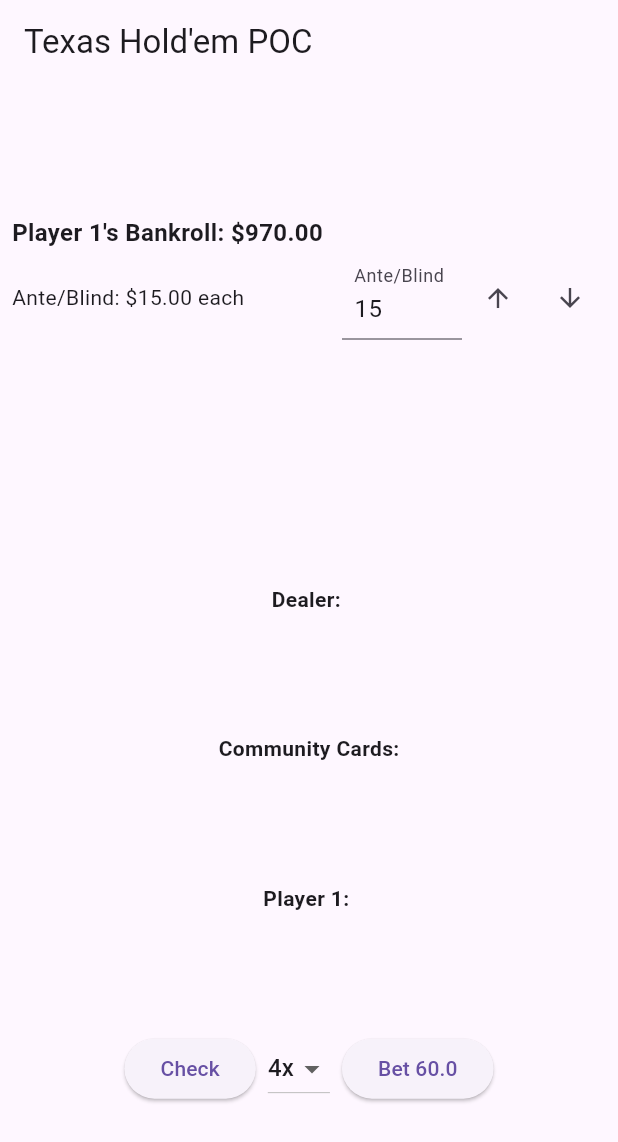
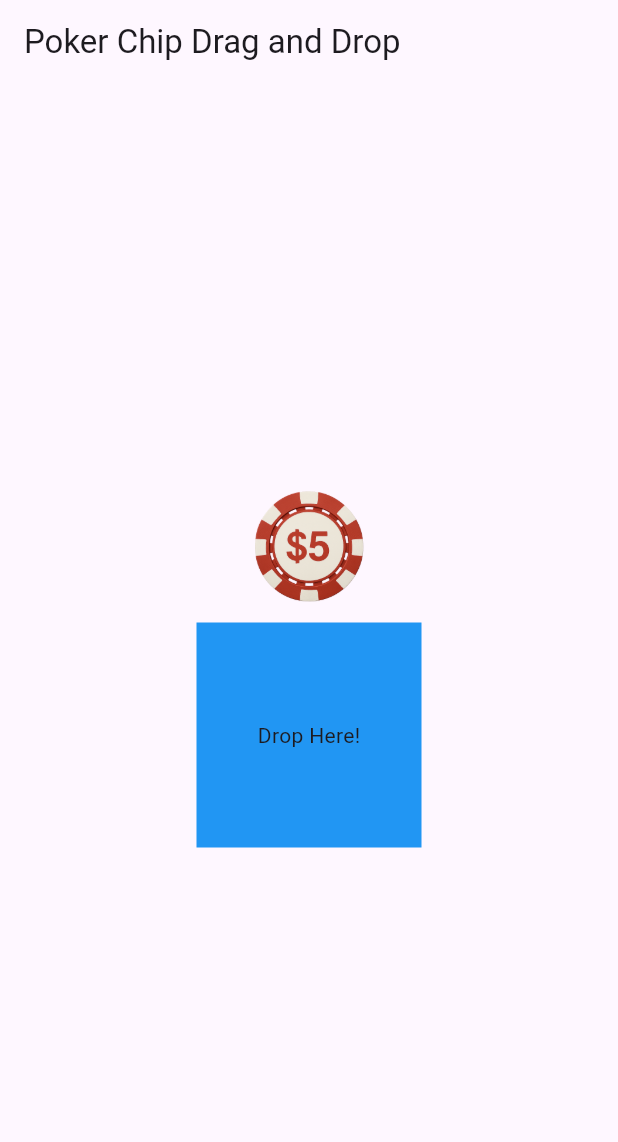
Before and after one commit to JamesKPreston/uth, a Flutter app: the screen it shows after launch, on a phone screen of 412 x 824 dp. Shown: the top 1142 px of the screen. Run offline on Flutter 3.47's test engine with Material 3 defaults, Android fonts, the phone set to English and light mode, and no system bars; missing offline and left inert: playing_cards, poker_solver; statements that could not run were skipped.

Commit message:
commented out the cards temporarily , added chip image and made it draggable. I can drop it but currently if it detects it in the drop area it will place it there even if the user drags out prior to letting go

```diff
--- a/lib/widgets/texas_holdem.dart
+++ b/lib/widgets/texas_holdem.dart
@@ -2,6 +2,7 @@ import 'package:flutter/material.dart';
 import 'package:playing_cards/playing_cards.dart' as playing_cards;
 import 'package:ultimate_texas_holdem_poc/bets/ante.dart';
 import 'package:ultimate_texas_holdem_poc/bets/blind.dart';
+import 'package:ultimate_texas_holdem_poc/bets/trips.dart';
 import 'package:ultimate_texas_holdem_poc/interfaces/deck_interface.dart' as uth_deck;
 import 'package:ultimate_texas_holdem_poc/interfaces/playing_card_interface.dart';
 import 'package:ultimate_texas_holdem_poc/wrapper/playing_card_wrapper.dart';
@@ -41,6 +42,7 @@ class UltimateTexasHoldemState extends State<UltimateTexasHoldem> {
   double anteAmount = 15;
   double currentBet = 0;
   double totalAnteBlind = 0; // Track total ante + blind amount
+  double trips = 5;
 
   @override
   void initState() {
@@ -55,7 +57,7 @@ class UltimateTexasHoldemState extends State<UltimateTexasHoldem> {
     // Subtract ante and blind before dealing
     if (player1.bankroll >= (anteAmount * 2)) {
       setState(() {
-        player1.bankroll -= (anteAmount * 2); // Subtract both ante and blind
+        player1.bankroll -= (anteAmount * 2) + trips; // Subtract both ante and blind
         totalAnteBlind = anteAmount * 2;
         currentBet = 0;
       });
@@ -101,9 +103,9 @@ class UltimateTexasHoldemState extends State<UltimateTexasHoldem> {
     tempPlayer
         .add(PlayingCardWrapper(playing_cards.PlayingCard(playing_cards.Suit.hearts, playing_cards.CardValue.ace)));
     tempPlayer
-        .add(PlayingCardWrapper(playing_cards.PlayingCard(playing_cards.Suit.hearts, playing_cards.CardValue.king)));
+        .add(PlayingCardWrapper(playing_cards.PlayingCard(playing_cards.Suit.diamonds, playing_cards.CardValue.ace)));
     tempPlayer
-        .add(PlayingCardWrapper(playing_cards.PlayingCard(playing_cards.Suit.hearts, playing_cards.CardValue.queen)));
+        .add(PlayingCardWrapper(playing_cards.PlayingCard(playing_cards.Suit.spades, playing_cards.CardValue.ace)));
     tempPlayer
         .add(PlayingCardWrapper(playing_cards.PlayingCard(playing_cards.Suit.hearts, playing_cards.CardValue.jack)));
     tempPlayer
@@ -132,7 +134,7 @@ class UltimateTexasHoldemState extends State<UltimateTexasHoldem> {
       if (winners.length == 2) {
         result = 'Tie: ${h1.name}';
         // Return ante, blind, and bet amount on tie
-        player1.bankroll += totalAnteBlind + currentBet;
+        player1.bankroll += totalAnteBlind + currentBet - 5;
       } else {
         final winnerCards = winners[0].pokerCards;
         final player1Cards = h1.pokerCards;
@@ -145,7 +147,8 @@ class UltimateTexasHoldemState extends State<UltimateTexasHoldem> {
           // h2 = deck.evaluate(tempDealer);
           var ante = Ante().payout(h2, totalAnteBlind / 2);
           var blind = Blind().payout(h1, totalAnteBlind / 2);
-          var winnings = ante + blind + (currentBet * 2);
+          var tripsBet = Trips().payout(h1, trips);
+          var winnings = ante + blind + (currentBet * 2) + tripsBet;
           result = 'Player 1 wins $winnings with ${h1.description}';
           // Return ante, blind, and 2x bet amount on win
           player1.bankroll += totalAnteBlind + (currentBet * 2);
@@ -194,6 +197,7 @@ class UltimateTexasHoldemState extends State<UltimateTexasHoldem> {
       checkRound = 0;
       gameEnded = false;
       currentBet = 0;
+      trips = 5;
 
       // Clear and re deal cards
       community.clear();
@@ -225,199 +229,288 @@ class UltimateTexasHoldemState extends State<UltimateTexasHoldem> {
     }
   }
 
+  bool chipDropped = false; // Track whether the chip is dropped
+  Offset chipPosition = Offset(0, 0); // Track the position of the chip in the target
+  bool isInsideTarget = false; // Track if the chip is inside the drag target area
+
   @override
   Widget build(BuildContext context) {
     return Scaffold(
       appBar: AppBar(
-        title: const Text('Texas Hold\'em POC'),
+        title: const Text('Poker Chip Drag and Drop'),
       ),
-      body: Padding(
-        padding: const EdgeInsets.all(8),
+      body: Center(
         child: Column(
-          mainAxisAlignment: MainAxisAlignment.spaceEvenly,
+          mainAxisAlignment: MainAxisAlignment.center,
           children: [
-            // Top section - Player info and controls
-            Column(
-              crossAxisAlignment: CrossAxisAlignment.start,
-              children: [
-                // Bankroll info
-                Text(
-                  '${player1.name}\'s Bankroll: \$${player1.bankroll.toStringAsFixed(2)}',
-                  style: const TextStyle(fontSize: 16, fontWeight: FontWeight.bold),
+            // Draggable Poker Chip
+            if (!chipDropped)
+              Draggable(
+                data: 'poker_chip',
+                feedback: Material(
+                  color: Colors.transparent,
+                  child: Image.asset('assets/red_chip.png', width: 100),
                 ),
-                const SizedBox(height: 4),
-                // Ante controls
-                Row(
-                  mainAxisAlignment: MainAxisAlignment.spaceBetween,
+                childWhenDragging: Container(),
+                onDraggableCanceled: (velocity, offset) {
+                  // Handle cancellation of dragging (e.g., chip dragged outside)
+                  setState(() {
+                    // If chip is inside the target area when released, mark as dropped
+                    if (isInsideTarget) {
+                      chipDropped = true;
+                      chipPosition = offset; // Place the chip where it was released
+                    } else {
+                      chipDropped = false;
+                    }
+                  });
+                },
+                child: Image.asset('assets/red_chip.png', width: 100),
+              ),
+            // Drop Target
+            DragTarget<String>(
+              onWillAcceptWithDetails: (details) {
+                // Check if chip is inside the drag target area
+                RenderBox targetBox = context.findRenderObject() as RenderBox;
+                final targetPosition = targetBox.localToGlobal(Offset.zero);
+                final targetSize = targetBox.size;
+                final chipOffset = details.offset;
+
+                // Determine if the chip is inside the target bounds
+                isInsideTarget = targetPosition.dx <= chipOffset.dx &&
+                    chipOffset.dx <= targetPosition.dx + targetSize.width &&
+                    targetPosition.dy <= chipOffset.dy &&
+                    chipOffset.dy <= targetPosition.dy + targetSize.height;
+                return isInsideTarget; // Accept the drop if inside target area
+              },
+              onAcceptWithDetails: (details) {
+                setState(() {
+                  chipDropped = true;
+                  chipPosition = Offset(0, 0); // Center the chip in the target
+                });
+              },
+              builder: (context, candidateData, rejectedData) {
+                return Stack(
+                  alignment: Alignment.center,
                   children: [
-                    Text(
-                      'Ante/Blind: \$${anteAmount.toStringAsFixed(2)} each',
-                      style: const TextStyle(fontSize: 14),
+                    Container(
+                      width: 150,
+                      height: 150,
+                      color: Colors.blue,
+                      child: Center(
+                        child: chipDropped
+                            ? Image.asset('assets/red_chip.png', width: 100)
+                            : (candidateData.isEmpty ? const Text('Drop Here!') : const Text('Dropped!')),
+                      ),
                     ),
-                    Row(
-                      children: [
-                        SizedBox(
-                          width: 80,
-                          child: TextField(
-                            controller: anteController,
-                            keyboardType: TextInputType.number,
-                            decoration: const InputDecoration(
-                              labelText: 'Ante/Blind',
-                              isDense: true,
-                              contentPadding: EdgeInsets.symmetric(horizontal: 8, vertical: 8),
-                            ),
-                            onChanged: _updateAnteAmount,
-                          ),
-                        ),
-                        IconButton(
-                          icon: const Icon(Icons.arrow_upward, size: 20),
-                          onPressed: () {
-                            final newAmount = anteAmount + 1;
-                            anteController.text = newAmount.toString();
-                            _updateAnteAmount(newAmount.toString());
-                          },
-                        ),
-                        IconButton(
-                          icon: const Icon(Icons.arrow_downward, size: 20),
-                          onPressed: () {
-                            if (anteAmount > 0) {
-                              final newAmount = anteAmount - 1;
-                              anteController.text = newAmount.toString();
-                              _updateAnteAmount(newAmount.toString());
-                            }
-                          },
-                        ),
-                      ],
-                    ),
+                    // if (chipDropped)
+                    //   Positioned(
+                    //     left: chipPosition.dx,
+                    //     top: chipPosition.dy,
+                    //     child: Image.asset('assets/red_chip.png', width: 100),
+                    //   ),
                   ],
-                ),
-              ],
+                );
+              },
             ),
-            const SizedBox(height: 4),
-
-            // Dealer cards
-            Column(
-              children: [
-                Text(
-                  'Dealer: $dealerHand',
-                  style: const TextStyle(fontWeight: FontWeight.bold),
-                ),
-                Row(
-                  mainAxisAlignment: MainAxisAlignment.center,
-                  children: dealer
-                      .map((c) => SizedBox(
-                            width: 70,
-                            height: 70 * (89.0 / 64.0),
-                            child: playing_cards.PlayingCardView(card: c.toPlayingCard(), showBack: showBacks),
-                          ))
-                      .toList(),
-                ),
-              ],
-            ),
-
-            // Community cards
-            Column(
-              children: [
-                const Text('Community Cards:', style: TextStyle(fontWeight: FontWeight.bold)),
-                Wrap(
-                  alignment: WrapAlignment.center,
-                  spacing: 4,
-                  runSpacing: 4,
-                  children: community.asMap().entries.map((entry) {
-                    final index = entry.key;
-                    final card = entry.value;
-                    if (gameEnded) {
-                      return SizedBox(
-                        width: 70,
-                        height: 70 * (89.0 / 64.0),
-                        child: playing_cards.PlayingCardView(
-                          card: card.toPlayingCard(),
-                          showBack: false,
-                        ),
-                      );
-                    } else {
-                      return SizedBox(
-                        width: 70,
-                        height: 70 * (89.0 / 64.0),
-                        child: playing_cards.PlayingCardView(
-                          card: card.toPlayingCard(),
-                          showBack: index < 3 ? checkRound < 1 : checkRound < 2,
-                        ),
-                      );
-                    }
-                  }).toList(),
-                ),
-              ],
-            ),
-
-            // Player cards
-            Column(
-              children: [
-                Text(
-                  'Player 1: $player1Hand',
-                  style: const TextStyle(fontWeight: FontWeight.bold),
-                ),
-                Row(
-                  mainAxisAlignment: MainAxisAlignment.center,
-                  children: player1Cards
-                      .map((c) => SizedBox(
-                            width: 70,
-                            height: 70 * (89.0 / 64.0),
-                            child: playing_cards.PlayingCardView(card: c.toPlayingCard(), showBack: false),
-                          ))
-                      .toList(),
-                ),
-              ],
-            ),
-
-            // Game controls
-            Row(
-              mainAxisAlignment: MainAxisAlignment.center,
-              children: [
-                if (gameEnded)
-                  ElevatedButton(
-                    onPressed: _resetGame,
-                    child: const Text('Deal Again'),
-                  )
-                else ...[
-                  ElevatedButton(
-                    onPressed: checkRound < 3 ? _handleCheck : null,
-                    child: Text(checkRound < 2 ? 'Check' : 'Fold'),
-                  ),
-                  const SizedBox(width: 8),
-                  DropdownButton<String>(
-                    value: selectedBetMultiplier ?? availableMultipliers.first,
-                    items: availableMultipliers
-                        .map((multiplier) => DropdownMenuItem(
-                              value: multiplier,
-                              child: Text(multiplier),
-                            ))
-                        .toList(),
-                    onChanged: (value) {
-                      setState(() {
-                        selectedBetMultiplier = value;
-                      });
-                    },
-                  ),
-                  const SizedBox(width: 8),
-                  ElevatedButton(
-                    onPressed: _handleBet,
-                    child: Text('Bet ${anteAmount * double.parse(selectedBetMultiplier?.replaceAll('x', '') ?? '1')}'),
-                  ),
-                ],
-              ],
-            ),
-
-            // Result
-            if (result.isNotEmpty)
-              Text(
-                result,
-                style: const TextStyle(fontSize: 14, fontWeight: FontWeight.bold),
-                textAlign: TextAlign.center,
-              ),
           ],
         ),
       ),
     );
   }
+  // @override
+  // Widget build(BuildContext context) {
+  //   return Scaffold(
+  //     appBar: AppBar(
+  //       title: const Text('Texas Hold\'em POC'),
+  //     ),
+  //     body: Padding(
+  //       padding: const EdgeInsets.all(8),
+  //       child: Column(
+  //         mainAxisAlignment: MainAxisAlignment.spaceEvenly,
+  //         children: [
+  //           // Top section - Player info and controls
+  //           Column(
+  //             crossAxisAlignment: CrossAxisAlignment.start,
+  //             children: [
+  //               // Bankroll info
+  //               Text(
+  //                 '${player1.name}\'s Bankroll: \$${player1.bankroll.toStringAsFixed(2)}',
+  //                 style: const TextStyle(fontSize: 16, fontWeight: FontWeight.bold),
+  //               ),
+  //               const SizedBox(height: 4),
+  //               // Ante controls
+  //               Row(
+  //                 mainAxisAlignment: MainAxisAlignment.spaceBetween,
+  //                 children: [
+  //                   Text(
+  //                     'Ante/Blind: \$${anteAmount.toStringAsFixed(2)} each',
+  //                     style: const TextStyle(fontSize: 14),
+  //                   ),
+  //                   Row(
+  //                     children: [
+  //                       SizedBox(
+  //                         width: 80,
+  //                         child: TextField(
+  //                           controller: anteController,
+  //                           keyboardType: TextInputType.number,
+  //                           decoration: const InputDecoration(
+  //                             labelText: 'Ante/Blind',
+  //                             isDense: true,
+  //                             contentPadding: EdgeInsets.symmetric(horizontal: 8, vertical: 8),
+  //                           ),
+  //                           onChanged: _updateAnteAmount,
+  //                         ),
+  //                       ),
+  //                       IconButton(
+  //                         icon: const Icon(Icons.arrow_upward, size: 20),
+  //                         onPressed: () {
+  //                           final newAmount = anteAmount + 1;
+  //                           anteController.text = newAmount.toString();
+  //                           _updateAnteAmount(newAmount.toString());
+  //                         },
+  //                       ),
+  //                       IconButton(
+  //                         icon: const Icon(Icons.arrow_downward, size: 20),
+  //                         onPressed: () {
+  //                           if (anteAmount > 0) {
+  //                             final newAmount = anteAmount - 1;
+  //                             anteController.text = newAmount.toString();
+  //                             _updateAnteAmount(newAmount.toString());
+  //                           }
+  //                         },
+  //                       ),
+  //                     ],
+  //                   ),
+  //                   Image.asset('assets/red_chip.png', width: 50, height: 50),
+  //                 ],
+  //               ),
+  //             ],
+  //           ),
+  //           const SizedBox(height: 4),
+
+  //           // Dealer cards
+  //           Column(
+  //             children: [
+  //               Text(
+  //                 'Dealer: $dealerHand',
+  //                 style: const TextStyle(fontWeight: FontWeight.bold),
+  //               ),
+  //               Row(
+  //                 mainAxisAlignment: MainAxisAlignment.center,
+  //                 children: dealer
+  //                     .map((c) => SizedBox(
+  //                           width: 70,
+  //                           height: 70 * (89.0 / 64.0),
+  //                           child: playing_cards.PlayingCardView(card: c.toPlayingCard(), showBack: showBacks),
+  //                         ))
+  //                     .toList(),
+  //               ),
+  //             ],
+  //           ),
+
+  //           // Community cards
+  //           Column(
+  //             children: [
+  //               const Text('Community Cards:', style: TextStyle(fontWeight: FontWeight.bold)),
+  //               Wrap(
+  //                 alignment: WrapAlignment.center,
+  //                 spacing: 4,
+  //                 runSpacing: 4,
+  //                 children: community.asMap().entries.map((entry) {
+  //                   final index = entry.key;
+  //                   final card = entry.value;
+  //                   if (gameEnded) {
+  //                     return SizedBox(
+  //                       width: 70,
+  //                       height: 70 * (89.0 / 64.0),
+  //                       child: playing_cards.PlayingCardView(
+  //                         card: card.toPlayingCard(),
+  //                         showBack: false,
+  //                       ),
+  //                     );
+  //                   } else {
+  //                     return SizedBox(
+  //                       width: 70,
+  //                       height: 70 * (89.0 / 64.0),
+  //                       child: playing_cards.PlayingCardView(
+  //                         card: card.toPlayingCard(),
+  //                         showBack: index < 3 ? checkRound < 1 : checkRound < 2,
+  //                       ),
+  //                     );
+  //                   }
+  //                 }).toList(),
+  //               ),
+  //             ],
+  //           ),
+
+  //           // Player cards
+  //           Column(
+  //             children: [
+  //               Text(
+  //                 'Player 1: $player1Hand',
+  //                 style: const TextStyle(fontWeight: FontWeight.bold),
+  //               ),
+  //               Row(
+  //                 mainAxisAlignment: MainAxisAlignment.center,
+  //                 children: player1Cards
+  //                     .map((c) => SizedBox(
+  //                           width: 70,
+  //                           height: 70 * (89.0 / 64.0),
+  //                           child: playing_cards.PlayingCardView(card: c.toPlayingCard(), showBack: false),
+  //                         ))
+  //                     .toList(),
+  //               ),
+  //             ],
+  //           ),
+
+  //           // Game controls
+  //           Row(
+  //             mainAxisAlignment: MainAxisAlignment.center,
+  //             children: [
+  //               if (gameEnded)
+  //                 ElevatedButton(
+  //                   onPressed: _resetGame,
+  //                   child: const Text('Deal Again'),
+  //                 )
+  //               else ...[
+  //                 ElevatedButton(
+  //                   onPressed: checkRound < 3 ? _handleCheck : null,
+  //                   child: Text(checkRound < 2 ? 'Check' : 'Fold'),
+  //                 ),
+  //                 const SizedBox(width: 8),
+  //                 DropdownButton<String>(
+  //                   value: selectedBetMultiplier ?? availableMultipliers.first,
+  //                   items: availableMultipliers
+  //                       .map((multiplier) => DropdownMenuItem(
+  //                             value: multiplier,
+  //                             child: Text(multiplier),
+  //                           ))
+  //                       .toList(),
+  //                   onChanged: (value) {
+  //                     setState(() {
+  //                       selectedBetMultiplier = value;
+  //                     });
+  //                   },
+  //                 ),
+  //                 const SizedBox(width: 8),
+  //                 ElevatedButton(
+  //                   onPressed: _handleBet,
+  //                   child: Text('Bet ${anteAmount * double.parse(selectedBetMultiplier?.replaceAll('x', '') ?? '1')}'),
+  //                 ),
+  //               ],
+  //             ],
+  //           ),
+
+  //           // Result
+  //           if (result.isNotEmpty)
+  //             Text(
+  //               result,
+  //               style: const TextStyle(fontSize: 14, fontWeight: FontWeight.bold),
+  //               textAlign: TextAlign.center,
+  //             ),
+  //         ],
+  //       ),
+  //     ),
+  //   );
+  // }
 }
--- a/pubspec.yaml
+++ b/pubspec.yaml
@@ -25,4 +25,7 @@ dev_dependencies:
   flutter_lints: ^2.0.0
 
 flutter:
+  assets:
+    - assets/red_chip.png
+
   uses-material-design: true
```
Also changed, not shown: lib/bets/trips.dart (+36 -0 lines), assets/red_chip.png (added).
